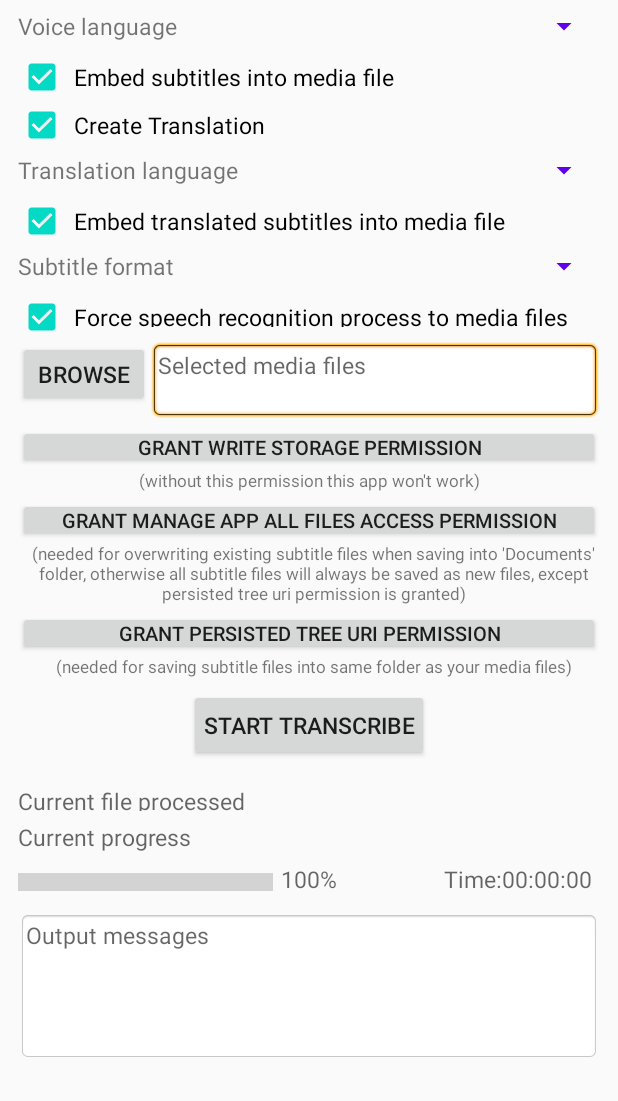
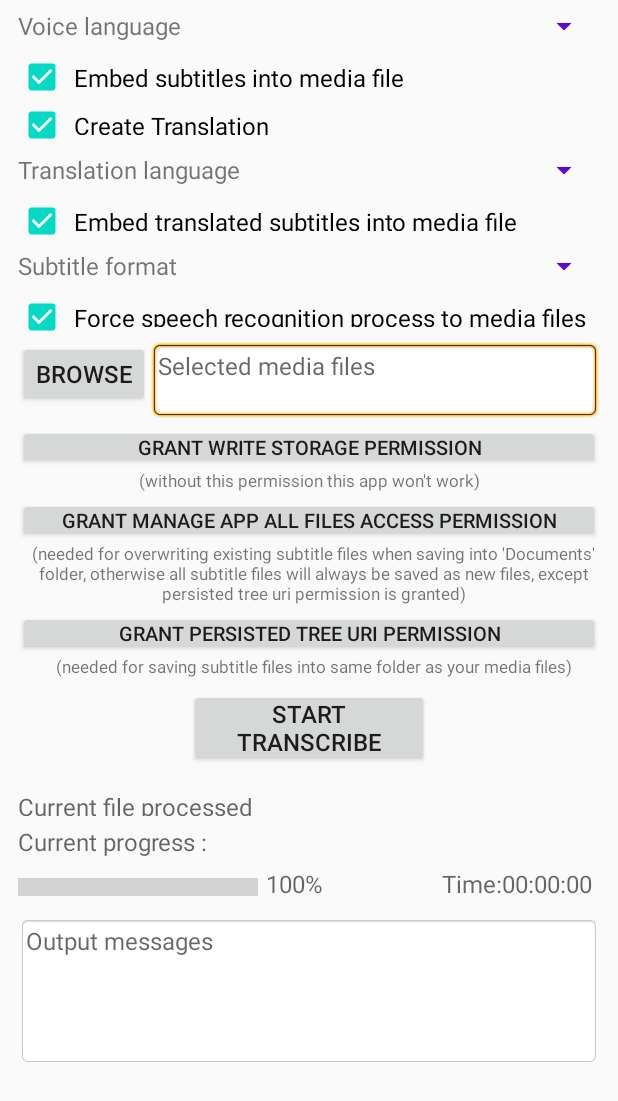
Before and after one commit to botbahlul/android-autosrt, an Android app: the layout activity_main.xml on its own in the app's theme, with its tools: preview values and no code run, on a phone screen of 412 x 824 dp. Shown: the top 1101 px of the screen. Run offline under Robolectric (Android 15) with nearby library versions, the phone set to English and light mode, and no system bars.

Commit message:
Add files via upload

```diff
--- a/app/build.gradle
+++ b/app/build.gradle
@@ -26,7 +26,7 @@ android {
         minSdkVersion 23
         targetSdkVersion 30
         versionCode 1
-        versionName "1.7.2"
+        versionName "1.7.3"
 
         ndk {
             abiFilters "armeabi-v7a", "arm64-v8a", "x86", "x86_64"
--- a/app/src/main/res/layout/activity_main.xml
+++ b/app/src/main/res/layout/activity_main.xml
@@ -18,42 +18,45 @@
         <TextView
             android:id="@+id/textview_text1"
             android:text="@string/voice_language"
+            android:gravity="start|center"
             android:padding="0dp"
-            android:gravity="start|center"
             android:textAlignment="gravity"
-            android:textSize="15sp"
+            android:textSize="16sp"
             android:layout_width="200dp"
             android:layout_height="28dp"
             android:layout_marginStart="5dp"
             android:layout_marginTop="2dp"
             android:layout_marginEnd="5dp"
             android:layout_marginBottom="2dp"
+            tools:ignore="TextSizeCheck"
             />
         <Spinner
             android:id="@+id/spinner_src_languages"
             android:contentDescription="@string/voice_language_description"
-            android:spinnerMode="dropdown"
+            android:backgroundTint="@color/colorPrimary"
+            android:gravity="start|bottom"
             android:minHeight="28dp"
             android:padding="0dp"
-            android:gravity="start|bottom"
+            android:spinnerMode="dropdown"
             android:textAlignment="gravity"
-            android:backgroundTint="@color/colorPrimary"
-            android:layout_toEndOf="@+id/textview_text1"
             android:layout_width="fill_parent"
             android:layout_height="wrap_content"
             android:layout_marginStart="5dp"
             android:layout_marginTop="2dp"
             android:layout_marginEnd="5dp"
             android:layout_marginBottom="2dp"
+            android:layout_toEndOf="@+id/textview_text1"
+            tools:ignore="TouchTargetSizeCheck,DuplicateSpeakableTextCheck"
             />
         <CheckBox
             android:id="@+id/checkbox_embed_src_subtitle"
             android:text="@string/embed_subtitles_into_media_file"
+            android:checked="true"
+            android:gravity="start"
             android:minHeight="28dp"
             android:padding="5dp"
-            android:gravity="start"
             android:textAlignment="gravity"
-            android:textSize="15sp"
+            android:textSize="16sp"
             android:layout_width="wrap_content"
             android:layout_height="28dp"
             android:layout_below="@+id/spinner_src_languages"
@@ -61,16 +64,17 @@
             android:layout_marginTop="2dp"
             android:layout_marginEnd="5dp"
             android:layout_marginBottom="2dp"
-            android:checked="true"
+            tools:ignore="TouchTargetSizeCheck,TextSizeCheck"
             />
         <CheckBox
             android:id="@+id/checkbox_create_translation"
             android:text="@string/create_translation"
+            android:checked="true"
+            android:gravity="start"
             android:minHeight="28dp"
             android:padding="5dp"
-            android:gravity="start"
             android:textAlignment="gravity"
-            android:textSize="15sp"
+            android:textSize="16sp"
             android:layout_width="wrap_content"
             android:layout_height="28dp"
             android:layout_below="@+id/checkbox_embed_src_subtitle"
@@ -78,15 +82,15 @@
             android:layout_marginTop="2dp"
             android:layout_marginEnd="5dp"
             android:layout_marginBottom="2dp"
-            android:checked="true"
+            tools:ignore="TouchTargetSizeCheck,TextSizeCheck"
             />
         <TextView
             android:id="@+id/textview_text2"
             android:text="@string/translation_language"
+            android:gravity="start|center"
             android:padding="0dp"
-            android:gravity="start|center"
             android:textAlignment="gravity"
-            android:textSize="15sp"
+            android:textSize="16sp"
             android:visibility="visible"
             android:layout_width="200dp"
             android:layout_height="28dp"
@@ -95,34 +99,37 @@
             android:layout_marginTop="2dp"
             android:layout_marginEnd="5dp"
             android:layout_marginBottom="2dp"
+            tools:ignore="TextSizeCheck"
             />
         <Spinner
             android:id="@+id/spinner_dst_languages"
             android:contentDescription="@string/translation_language_description"
-            android:spinnerMode="dropdown"
+            android:backgroundTint="@color/colorPrimary"
+            android:gravity="start|bottom"
             android:minHeight="28dp"
             android:padding="0dp"
-            android:gravity="start|bottom"
+            android:spinnerMode="dropdown"
             android:textAlignment="gravity"
-            android:backgroundTint="@color/colorPrimary"
             android:visibility="visible"
-            android:layout_toEndOf="@+id/textview_text2"
-            android:layout_below="@+id/checkbox_create_translation"
             android:layout_width="fill_parent"
             android:layout_height="wrap_content"
+            android:layout_below="@+id/checkbox_create_translation"
             android:layout_marginStart="5dp"
             android:layout_marginTop="2dp"
             android:layout_marginEnd="5dp"
             android:layout_marginBottom="2dp"
+            android:layout_toEndOf="@+id/textview_text2"
+            tools:ignore="TouchTargetSizeCheck,DuplicateSpeakableTextCheck"
             />
         <CheckBox
             android:id="@+id/checkbox_embed_dst_subtitle"
             android:text="@string/embed_translated_subtitles_into_media_file"
+            android:checked="true"
+            android:gravity="start"
             android:minHeight="28dp"
             android:padding="5dp"
-            android:gravity="start"
             android:textAlignment="gravity"
-            android:textSize="15sp"
+            android:textSize="16sp"
             android:layout_width="wrap_content"
             android:layout_height="28dp"
             android:layout_below="@+id/textview_text2"
@@ -130,15 +137,15 @@
             android:layout_marginTop="2dp"
             android:layout_marginEnd="5dp"
             android:layout_marginBottom="2dp"
-            android:checked="true"
+            tools:ignore="TouchTargetSizeCheck,TextSizeCheck,VisualLintButtonSize"
             />
         <TextView
             android:id="@+id/textview_text3"
             android:text="@string/subtitle_format"
+            android:gravity="start|center"
             android:padding="0dp"
-            android:gravity="start|center"
             android:textAlignment="gravity"
-            android:textSize="15sp"
+            android:textSize="16sp"
             android:layout_width="200dp"
             android:layout_height="28dp"
             android:layout_below="@+id/checkbox_embed_dst_subtitle"
@@ -146,33 +153,36 @@
             android:layout_marginTop="2dp"
             android:layout_marginEnd="5dp"
             android:layout_marginBottom="2dp"
+            tools:ignore="TextSizeCheck"
             />
         <Spinner
             android:id="@+id/spinner_subtitle_format"
             android:contentDescription="@string/subtitle_format_description"
-            android:spinnerMode="dropdown"
+            android:backgroundTint="@color/colorPrimary"
+            android:gravity="start|center"
             android:minHeight="28dp"
             android:padding="0dp"
-            android:gravity="start|center"
+            android:spinnerMode="dropdown"
             android:textAlignment="gravity"
-            android:backgroundTint="@color/colorPrimary"
-            android:layout_toEndOf="@+id/textview_text3"
-            android:layout_below="@+id/checkbox_embed_dst_subtitle"
             android:layout_width="fill_parent"
             android:layout_height="fill_parent"
+            android:layout_below="@+id/checkbox_embed_dst_subtitle"
             android:layout_marginStart="5dp"
             android:layout_marginTop="2dp"
             android:layout_marginEnd="5dp"
             android:layout_marginBottom="2dp"
+            android:layout_toEndOf="@+id/textview_text3"
+            tools:ignore="TouchTargetSizeCheck,DuplicateSpeakableTextCheck"
             />
         <CheckBox
             android:id="@+id/checkbox_force_recognize"
             android:text="@string/force_speech_recognition_process_to_media_files"
+            android:checked="true"
+            android:gravity="start"
             android:minHeight="28dp"
             android:padding="5dp"
-            android:gravity="start"
             android:textAlignment="gravity"
-            android:textSize="15sp"
+            android:textSize="16sp"
             android:layout_width="wrap_content"
             android:layout_height="28dp"
             android:layout_below="@+id/textview_text3"
@@ -180,16 +190,16 @@
             android:layout_marginTop="2dp"
             android:layout_marginEnd="5dp"
             android:layout_marginBottom="2dp"
-            android:checked="true"
+            tools:ignore="TouchTargetSizeCheck,TextSizeCheck,VisualLintButtonSize"
             />
         <Button
             android:id="@+id/button_browse"
             android:text="@string/browse"
+            android:gravity="center"
+            android:padding="0dp"
+            android:textAlignment="gravity"
             android:textAllCaps="true"
-            android:padding="0dp"
-            android:gravity="center"
-            android:textAlignment="gravity"
-            android:textSize="15sp"
+            android:textSize="16sp"
             android:layout_width="wrap_content"
             android:layout_height="44dp"
             android:layout_below="@+id/checkbox_force_recognize"
@@ -198,6 +208,7 @@
             android:layout_marginTop="2dp"
             android:layout_marginEnd="0dp"
             android:layout_marginBottom="2dp"
+            tools:ignore="TouchTargetSizeCheck"
             />
         <TextView
             android:id="@+id/textview_filePath"
@@ -205,7 +216,7 @@
             android:padding="5dp"
             android:gravity="start"
             android:textAlignment="gravity"
-            android:textSize="15sp"
+            android:textSize="16sp"
             android:textIsSelectable="true"
             android:focusable="true"
             android:isScrollContainer="true"
@@ -225,11 +236,12 @@
         <Button
             android:id="@+id/button_grant_storage_permission"
             android:text="@string/grant_write_storage_permission"
-            android:textAllCaps="false"
+            android:checked="false"
+            android:gravity="center"
             android:minHeight="26dp"
             android:padding="5dp"
-            android:gravity="center"
             android:textAlignment="gravity"
+            android:textAllCaps="false"
             android:textSize="13sp"
             android:layout_width="match_parent"
             android:layout_height="wrap_content"
@@ -238,7 +250,7 @@
             android:layout_marginTop="2dp"
             android:layout_marginEnd="5dp"
             android:layout_marginBottom="0dp"
-            android:checked="false"
+            tools:ignore="TouchTargetSizeCheck,VisualLintButtonSize"
             />
         <TextView
             android:id="@+id/textview_grant_storage_permission_notes"
@@ -258,11 +270,12 @@
         <Button
             android:id="@+id/button_grant_manage_app_all_files_access_permission"
             android:text="@string/grant_manage_app_all_files_access_permission"
-            android:textAllCaps="false"
+            android:checked="false"
+            android:gravity="center"
             android:minHeight="26dp"
             android:padding="5dp"
-            android:gravity="center"
             android:textAlignment="gravity"
+            android:textAllCaps="false"
             android:textSize="13sp"
             android:layout_width="match_parent"
             android:layout_height="wrap_content"
@@ -271,7 +284,7 @@
             android:layout_marginTop="2dp"
             android:layout_marginEnd="5dp"
             android:layout_marginBottom="0dp"
-            android:checked="false"
+            tools:ignore="TouchTargetSizeCheck,VisualLintButtonSize"
             />
         <TextView
             android:id="@+id/textview_grant_manage_app_all_files_access_permission_notes"
@@ -287,15 +300,17 @@
             android:layout_marginTop="0dp"
             android:layout_marginEnd="0dp"
             android:layout_marginBottom="2dp"
+            tools:ignore="VisualLintLongText"
             />
         <Button
             android:id="@+id/button_grant_persisted_tree_uri_permission"
             android:text="@string/grant_persisted_tree_uri_permission"
-            android:textAllCaps="false"
+            android:checked="false"
+            android:gravity="center"
             android:minHeight="26dp"
             android:padding="5dp"
-            android:gravity="center"
             android:textAlignment="gravity"
+            android:textAllCaps="false"
             android:textSize="13sp"
             android:layout_width="match_parent"
             android:layout_height="wrap_content"
@@ -304,7 +319,7 @@
             android:layout_marginTop="2dp"
             android:layout_marginEnd="5dp"
             android:layout_marginBottom="0dp"
-            android:checked="false"
+            tools:ignore="TouchTargetSizeCheck,VisualLintButtonSize"
             />
         <TextView
             android:id="@+id/textview_grant_persisted_tree_uri_permission_notes"
@@ -324,11 +339,11 @@
         <Button
             android:id="@+id/button_start"
             android:text="@string/start"
+            android:gravity="center"
+            android:padding="5dp"
+            android:textAlignment="gravity"
             android:textAllCaps="true"
-            android:padding="5dp"
-            android:gravity="center"
-            android:textAlignment="gravity"
-            android:textSize="15sp"
+            android:textSize="16sp"
             android:layout_width="160dp"
             android:layout_height="wrap_content"
             android:layout_below="@+id/textview_grant_persisted_tree_uri_permission_notes"
@@ -337,6 +352,7 @@
             android:layout_marginTop="5dp"
             android:layout_marginEnd="5dp"
             android:layout_marginBottom="5dp"
+            tools:ignore="TextSizeCheck"
             />
         <TextView
             android:id="@+id/textview_current_file"
@@ -344,7 +360,7 @@
             android:padding="5dp"
             android:gravity="start|center"
             android:textAlignment="gravity"
-            android:textSize="15sp"
+            android:textSize="16sp"
             android:typeface="sans"
             android:layout_below="@+id/button_start"
             android:layout_width="match_parent"
@@ -357,24 +373,24 @@
             />
         <TextView
             android:id="@+id/textview_progress"
-            android:hint="Current progress"
+            android:hint="@string/current_progress"
+            android:focusable="true"
+            android:gravity="start"
+            android:longClickable="true"
             android:padding="5dp"
-            android:gravity="start"
             android:textAlignment="gravity"
-            android:textSize="15sp"
             android:textIsSelectable="true"
-            android:focusable="true"
-            android:longClickable="true"
+            android:textSize="16sp"
             android:typeface="sans"
-            android:layout_below="@+id/textview_current_file"
+            android:visibility="visible"
             android:layout_width="match_parent"
             android:layout_height="28dp"
+            android:layout_below="@+id/textview_current_file"
             android:layout_marginStart="0dp"
             android:layout_marginTop="0dp"
             android:layout_marginEnd="0dp"
             android:layout_marginBottom="0dp"
-            android:visibility="visible"
-            tools:ignore="RtlHardcoded,SmallSp"
+            tools:ignore="RtlHardcoded,SmallSp,TouchTargetSizeCheck"
             />
         <ProgressBar
             android:id="@+id/progressBar"
@@ -382,7 +398,7 @@
             android:gravity="start|center"
             android:max="100"
             android:scaleY="3"
-            android:layout_width="170dp"
+            android:layout_width="160dp"
             android:layout_height="28dp"
             android:layout_below="@+id/textview_progress"
             android:layout_marginStart="5dp"
@@ -393,48 +409,48 @@
             />
         <TextView
             android:id="@+id/textview_percentage"
-            android:hint="100%"
+            android:hint="@string/_100"
+            android:focusable="true"
+            android:gravity="start"
+            android:longClickable="true"
             android:padding="5dp"
-            android:gravity="start"
             android:textAlignment="gravity"
-            android:textSize="15sp"
             android:textIsSelectable="true"
-            android:focusable="true"
-            android:longClickable="true"
+            android:textSize="16sp"
             android:typeface="sans"
-            android:layout_below="@+id/textview_progress"
-            android:layout_toEndOf="@+id/progressBar"
+            android:visibility="visible"
             android:layout_width="56dp"
             android:layout_height="28dp"
+            android:layout_below="@+id/textview_progress"
             android:layout_marginStart="0dp"
             android:layout_marginTop="0dp"
             android:layout_marginEnd="0dp"
             android:layout_marginBottom="0dp"
-            android:visibility="visible"
-            tools:ignore="RtlHardcoded,SmallSp"
+            android:layout_toEndOf="@+id/progressBar"
+            tools:ignore="RtlHardcoded,SmallSp,TouchTargetSizeCheck"
             />
         <TextView
             android:id="@+id/textview_time"
-            android:hint="Time:00:00:00"
+            android:hint="@string/time_00_00_00"
             android:focusable="true"
             android:gravity="right"
             android:longClickable="true"
             android:padding="5dp"
             android:textAlignment="gravity"
             android:textIsSelectable="true"
-            android:textSize="15sp"
+            android:textSize="16sp"
             android:typeface="sans"
             android:visibility="visible"
+            android:layout_width="140dp"
+            android:layout_height="28dp"
+            android:layout_below="@+id/textview_progress"
             android:layout_alignParentRight="true"
-            android:layout_width="150dp"
-            android:layout_height="28dp"
-            android:layout_toEndOf="@+id/textview_percentage"
-            android:layout_below="@+id/textview_progress"
             android:layout_marginStart="0dp"
             android:layout_marginTop="0dp"
             android:layout_marginEnd="5dp"
             android:layout_marginBottom="0dp"
-            tools:ignore="RtlHardcoded,SmallSp"
+            android:layout_toEndOf="@+id/textview_percentage"
+            tools:ignore="RtlHardcoded,SmallSp,TouchTargetSizeCheck"
             />
         <TextView
             android:id="@+id/textview_output_messages"
@@ -442,7 +458,7 @@
             android:padding="5dp"
             android:gravity="left"
             android:textAlignment="gravity"
-            android:textSize="15sp"
+            android:textSize="16sp"
             android:background="@android:drawable/editbox_background"
             android:textIsSelectable="true"
             android:focusable="true"
--- a/app/src/main/res/layout/spinner_textview_align.xml
+++ b/app/src/main/res/layout/spinner_textview_align.xml
@@ -7,6 +7,6 @@
 		android:layout_centerHorizontal="true"
 		android:layout_centerVertical="true"
 		android:gravity="start|center"
-		android:textSize="15sp"
+		android:textSize="16sp"
 		android:textAlignment="gravity"
 	/>
--- a/app/src/main/res/values/strings.xml
+++ b/app/src/main/res/values/strings.xml
@@ -25,4 +25,6 @@
     <string name="embed_translated_subtitles_into_media_file">Embed translated subtitles into media file</string>
     <string name="force_speech_recognition_process_to_media_files">Force speech recognition process to media files</string>
     <string name="eta_00_00_00">Time:00:00:00</string>
+    <string name="time_00_00_00">Time:00:00:00</string>
+    <string name="_100">100%</string>
 </resources>
```
Also changed, not shown: app/src/main/java/com/android/autosrt/MainActivity.java (+1 -34 lines), 1 other file.
